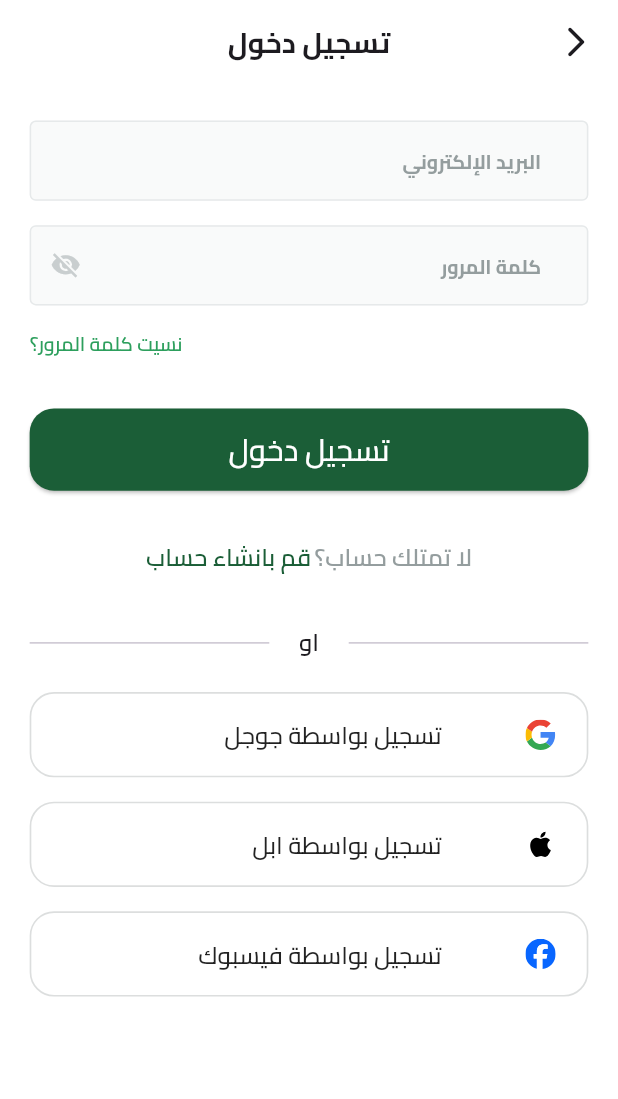
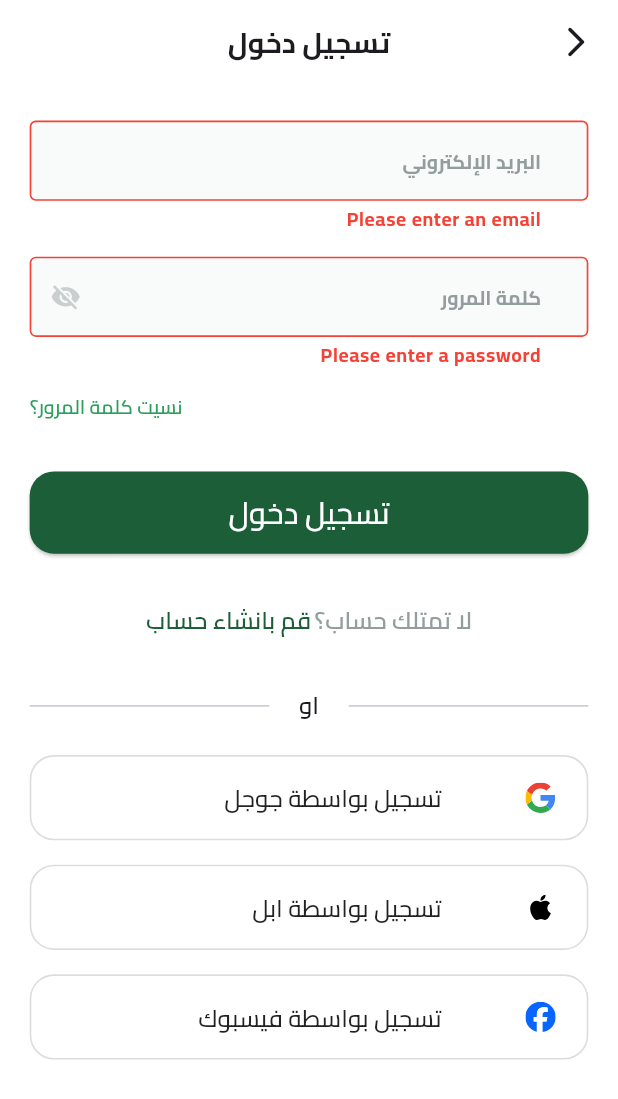
Before and after one commit to zeyad-elaraby/fruits_hub, a Flutter app: the screen it shows after launch, after a tap on "تخط", after a tap on "تسجيل دخول", on a phone screen of 412 x 824 dp. Shown: the top 1099 px of the screen. Run offline on Flutter 3.47's test engine with Material 3 defaults, Android fonts, the phone set to English and light mode, and no system bars; drawn by our look-alikes of modal_progress_hud_nsn; our stand-ins replace awesome_snackbar_content, dartz, dots_indicator, firebase_auth, firebase_core, flutter_bloc and 5 more; missing offline and left inert: flutter_facebook_auth; accounts and stored records are empty; network calls fail.

Commit message:
feat: add google auth , feat: add facebook auth

```diff
--- a/lib/core/helper_functions/route_manager/route_generator.dart
+++ b/lib/core/helper_functions/route_manager/route_generator.dart
@@ -1,7 +1,7 @@
 import 'package:flutter/material.dart';
 import 'package:flutter/widgets.dart';
 import 'package:fruits_hub/core/helper_functions/route_manager/app_routes.dart';
-import 'package:fruits_hub/features/authentication/presentation/views/login_view.dart';
+import 'package:fruits_hub/features/authentication/presentation/views/signin_view.dart';
 import 'package:fruits_hub/features/authentication/presentation/views/signup_view.dart';
 import 'package:fruits_hub/features/on_boarding/presentation/views/on_boarding_view.dart';
 import 'package:fruits_hub/features/splash/presentation/views/splash_view.dart';
@@ -13,7 +13,7 @@ Route<dynamic> onGenerateRoutes(RouteSettings settings) {
     case AppRoutes.onboardingView:
       return MaterialPageRoute(builder: (context) => OnBoardingView());
     case AppRoutes.logInView:
-      return MaterialPageRoute(builder: (context) => LoginView());
+      return MaterialPageRoute(builder: (context) => SigninView());
     case AppRoutes.registerView:
       return MaterialPageRoute(builder: (context) => SignupView());
     default:
--- a/lib/core/services/service_locator.dart
+++ b/lib/core/services/service_locator.dart
@@ -1,6 +1,7 @@
 import 'package:fruits_hub/core/services/firebase_auth_service.dart';
 import 'package:fruits_hub/features/authentication/data/repository/auth_repository.dart';
 import 'package:fruits_hub/features/authentication/domain/repository/base_auth_repository.dart';
+import 'package:fruits_hub/features/authentication/presentation/cubits/signin_cubit/cubit/signin_cubit.dart';
 import 'package:fruits_hub/features/authentication/presentation/cubits/signup_cubit/signup_cubit.dart';
 import 'package:get_it/get_it.dart';
 
@@ -10,6 +11,7 @@ class ServiceLocator {
   void init() {
     ///cubit
     sl.registerFactory(() => SignupCubit(sl()));
+    sl.registerFactory(() => SigninCubit(sl()));
 
     //REPOSITORY
     sl.registerLazySingleton<BaseAuthRepository>(() => AuthRepository(sl()));
--- /dev/null
+++ b/lib/core/utils/validator.dart
@@ -0,0 +1,86 @@
+class MyValidators {
+  static String? displayNamevalidator(String? displayName) {
+    if (displayName == null || displayName.isEmpty) {
+      return 'Display name cannot be empty';
+    }
+    if (displayName.length < 3 || displayName.length > 20) {
+      return 'Display name must be between 3 and 20 characters';
+    }
+
+    return null;
+  }
+
+  static String? emailValidator(String? value) {
+    if (value == null || value.isEmpty) {
+      return 'Please enter an email';
+    }
+    if (!RegExp(
+      r'\b[A-Za-z0-9._%+-]+@[A-Za-z0-9.-]+\.[A-Z|a-z]{2,}\b',
+    ).hasMatch(value)) {
+      return 'Please enter a valid email';
+    }
+    return null;
+  }
+
+  static String? phoneValidator(String? value) {
+    if (value == null || value.isEmpty) {
+      return 'Please enter a phone';
+    }
+    if (!value.startsWith('010')) {
+      return 'Phone number must start with 010';
+    }
+    if (value.length < 11 || value.length > 11) {
+      return 'Phone must be at least 11 characters long';
+    }
+
+    return null;
+  }
+
+  static String? passwordValidator(String? value) {
+    if (value == null || value.isEmpty) {
+      return 'Please enter a password';
+    }
+    if (value.length < 8) {
+      return 'Password must be at least 8 characters long';
+    }
+    return null;
+  }
+
+  static String? nationalIdValidator(String? value) {
+    if (value == null || value.isEmpty) {
+      return 'Please enter a national ID';
+    }
+    if (value.length < 14 || value.length > 14) {
+      return 'National ID must be at least 14 characters long';
+    }
+    return null;
+  }
+
+  static String? repeatPasswordValidator({String? value, String? password}) {
+    if (value != password) {
+      return 'Passwords do not match';
+    }
+    return null;
+  }
+
+  static String? genderValidator({String? value}) {
+    if (value == null || value.isEmpty) {
+      return 'Please enter gender';
+    }
+    return null;
+  }
+
+  static String? imageValidator(String? image) {
+    if (image == null || image.isEmpty) {
+      return 'Image cannot be empty';
+    }
+    return null;
+  }
+
+  static String? tokenValidator(String? val) {
+    if (val == null || val.isEmpty) {
+      return 'Token cannot be empty';
+    }
+    return null;
+  }
+}
--- a/lib/features/authentication/domain/repository/base_auth_repository.dart
+++ b/lib/features/authentication/domain/repository/base_auth_repository.dart
@@ -8,4 +8,10 @@ abstract class BaseAuthRepository {
     String password,
     String name,
   );
+  Future<Either<Failure, UserEntity>> signInWithEmailAndPassword(
+    String email,
+    String password,
+  );
+  Future<Either<Failure, UserEntity>> signInWithGoogle();
+  Future<Either<Failure, UserEntity>> signInWithFacebook();
 }
--- /dev/null
+++ b/lib/features/authentication/presentation/cubits/signin_cubit/cubit/signin_cubit.dart
@@ -0,0 +1,42 @@
+import 'package:flutter_bloc/flutter_bloc.dart';
+import 'package:fruits_hub/features/authentication/data/repository/auth_repository.dart';
+import 'package:fruits_hub/features/authentication/domain/repository/base_auth_repository.dart';
+import 'package:fruits_hub/features/authentication/presentation/cubits/signin_cubit/cubit/signin_state.dart';
+
+class SigninCubit extends Cubit<SigninState> {
+  SigninCubit(this.authRepository) : super(SigninInitial());
+  BaseAuthRepository authRepository;
+
+  Future<void> signinUserWithEmailAndPassword({
+    required String email,
+    required String password,
+  }) async {
+    emit(SigninLoading());
+    var result = await authRepository.signInWithEmailAndPassword(
+      email,
+      password,
+    );
+    result.fold(
+      (failure) => emit(SigninError(message: failure.message)),
+      (userEntity) => emit(SigninSuccess(userEntity: userEntity)),
+    );
+  }
+
+  Future<void> signinWithGoogle() async {
+    emit(SigninLoading());
+    var result = await authRepository.signInWithGoogle();
+    result.fold(
+      (l) => emit(SigninError(message: l.message)),
+      (r) => emit(SigninSuccess(userEntity: r)),
+    );
+  }
+
+  Future<void> signinWithFacebook() async {
+    emit(SigninLoading());
+    var result = await authRepository.signInWithFacebook();
+    result.fold(
+      (l) => emit(SigninError(message: l.message)),
+      (r) => emit(SigninSuccess(userEntity: r)),
+    );
+  }
+}
--- /dev/null
+++ b/lib/features/authentication/presentation/cubits/signin_cubit/cubit/signin_state.dart
@@ -0,0 +1,17 @@
+import 'package:fruits_hub/features/authentication/domain/entities/user_entity.dart';
+
+sealed class SigninState {}
+
+final class SigninInitial extends SigninState {}
+
+final class SigninLoading extends SigninState {}
+
+final class SigninSuccess extends SigninState {
+  final UserEntity userEntity;
+  SigninSuccess({required this.userEntity});
+}
+
+final class SigninError extends SigninState {
+  final String message;
+  SigninError({required this.message});
+}
--- a/lib/features/authentication/presentation/views/login_view.dart
+++ /dev/null
@@ -1,18 +0,0 @@
-import 'package:flutter/material.dart';
-import 'package:fruits_hub/core/utils/app_strings.dart';
-import 'package:fruits_hub/core/utils/app_text_styles.dart';
-import 'package:fruits_hub/core/widgets/custom_app_bar.dart';
-import 'package:fruits_hub/features/authentication/presentation/widgets/login_view_body.dart';
-import 'package:fruits_hub/generated/l10n.dart';
-
-class LoginView extends StatelessWidget {
-  const LoginView({super.key});
-
-  @override
-  Widget build(BuildContext context) {
-    return Scaffold(
-      appBar: CustomAppBar(title: S.of(context).login),
-      body: LoginViewBody(),
-    );
-  }
-}
--- /dev/null
+++ b/lib/features/authentication/presentation/views/signin_view.dart
@@ -0,0 +1,26 @@
+import 'package:flutter/material.dart';
+import 'package:flutter_bloc/flutter_bloc.dart';
+import 'package:fruits_hub/core/services/service_locator.dart';
+import 'package:fruits_hub/core/utils/app_strings.dart';
+import 'package:fruits_hub/core/utils/app_text_styles.dart';
+import 'package:fruits_hub/core/widgets/custom_app_bar.dart';
+import 'package:fruits_hub/features/authentication/presentation/cubits/signin_cubit/cubit/signin_cubit.dart';
+import 'package:fruits_hub/features/authentication/presentation/cubits/signin_cubit/cubit/signin_state.dart';
+import 'package:fruits_hub/features/authentication/presentation/widgets/signin_view_body.dart';
+import 'package:fruits_hub/features/authentication/presentation/widgets/signin_view_body_bloc_consumer.dart';
+import 'package:fruits_hub/generated/l10n.dart';
+
+class SigninView extends StatelessWidget {
+  const SigninView({super.key});
+
+  @override
+  Widget build(BuildContext context) {
+    return Scaffold(
+      appBar: CustomAppBar(title: S.of(context).login),
+      body: BlocProvider(
+        create: (context) => sl<SigninCubit>(),
+        child: SigninViewBodyBlocConsumer(),
+      ),
+    );
+  }
+}
--- a/lib/features/authentication/presentation/widgets/login_view_body.dart
+++ /dev/null
@@ -1,103 +0,0 @@
-import 'package:flutter/material.dart';
-import 'package:flutter_screenutil/flutter_screenutil.dart';
-import 'package:fruits_hub/core/helper_functions/route_manager/app_routes.dart';
-import 'package:fruits_hub/core/utils/app_colors.dart';
-import 'package:fruits_hub/core/utils/app_images.dart';
-import 'package:fruits_hub/core/utils/app_strings.dart';
-import 'package:fruits_hub/core/utils/app_text_styles.dart';
-import 'package:fruits_hub/core/widgets/custom_button.dart';
-import 'package:fruits_hub/core/widgets/custom_text_form_field.dart';
-import 'package:fruits_hub/features/authentication/presentation/widgets/social_auth_button.dart';
-import 'package:fruits_hub/generated/l10n.dart';
-
-class LoginViewBody extends StatelessWidget {
-  const LoginViewBody({super.key});
-  @override
-  Widget build(BuildContext context) {
-    var local = S.of(context);
-    return SingleChildScrollView(
-      padding: EdgeInsetsDirectional.only(top: 24.h, start: 18.w, end: 18.w),
-      child: Column(
-        crossAxisAlignment: CrossAxisAlignment.end,
-        children: [
-          CustomTextField(
-            hintText: local.email,
-            keyBoardType: TextInputType.emailAddress,
-          ),
-          SizedBox(height: 16.h),
-          CustomTextField(
-            hintText: local.password,
-            keyBoardType: TextInputType.visiblePassword,
-            isObscured: true,
-          ),
-          Padding(
-            padding: EdgeInsetsDirectional.only(top: 16.h, bottom: 33.h),
-            child: InkWell(
-              onTap: () {},
-              child: Text(
-                local.forgotPassword,
-                style: TextStyles.semibold13.copyWith(
-                  color: AppColors.lightPrimaryColor,
-                ),
-              ),
-            ),
-          ),
-          CustomElevatedButton(onPressed: () {}, title: local.login),
-          SizedBox(height: 33.h),
-          Row(
-            mainAxisAlignment: MainAxisAlignment.center,
-            children: [
-              Text(
-                local.dontHaveAccount,
-                style: TextStyles.semibold16.copyWith(
-                  color: AppColors.color949D9E,
-                ),
-              ),
-              SizedBox(width: 2.w),
-              InkWell(
-                onTap: () {
-                  Navigator.pushNamed(context, AppRoutes.registerView);
-                },
-                child: Text(
-                  local.createAccount,
-                  style: TextStyles.semibold16.copyWith(
-                    color: AppColors.primaryColor,
-                  ),
-                ),
-              ),
-            ],
-          ),
-          SizedBox(height: 33.h),
-          Row(
-            children: [
-              Expanded(child: Divider()),
-              Padding(
-                padding: EdgeInsets.symmetric(horizontal: 18.w),
-                child: Text(local.or, style: TextStyles.semibold16),
-              ),
-              Expanded(child: Divider()),
-            ],
-          ),
-          SizedBox(height: 21.h),
-          SocialAuthButton(
-            title: local.signInWithGoogle,
-            svgPath: Assets.imagesGoogleIcon,
-            onPressed: () {},
-          ),
-          SizedBox(height: 16.h),
-          SocialAuthButton(
-            title: local.signInWithApple,
-            svgPath: Assets.imagesAppleIcon,
-            onPressed: () {},
-          ),
-          SizedBox(height: 16.h),
-          SocialAuthButton(
-            title: local.signInWithFacebook,
-            svgPath: Assets.imagesFacebookIcon,
-            onPressed: () {},
-          ),
-        ],
-      ),
-    );
-  }
-}
--- /dev/null
+++ b/lib/features/authentication/presentation/widgets/signin_view_body.dart
@@ -0,0 +1,141 @@
+import 'package:flutter/material.dart';
+import 'package:flutter_bloc/flutter_bloc.dart';
+import 'package:flutter_screenutil/flutter_screenutil.dart';
+import 'package:fruits_hub/core/helper_functions/route_manager/app_routes.dart';
+import 'package:fruits_hub/core/utils/app_colors.dart';
+import 'package:fruits_hub/core/utils/app_images.dart';
+import 'package:fruits_hub/core/utils/app_text_styles.dart';
+import 'package:fruits_hub/core/utils/validator.dart';
+import 'package:fruits_hub/core/widgets/custom_button.dart';
+import 'package:fruits_hub/core/widgets/custom_text_form_field.dart';
+import 'package:fruits_hub/features/authentication/presentation/cubits/signin_cubit/cubit/signin_cubit.dart';
+import 'package:fruits_hub/features/authentication/presentation/widgets/social_auth_button.dart';
+import 'package:fruits_hub/generated/l10n.dart';
+
+class SigninViewBody extends StatefulWidget {
+  SigninViewBody({super.key});
+
+  @override
+  State<SigninViewBody> createState() => _SigninViewBodyState();
+}
+
+class _SigninViewBodyState extends State<SigninViewBody> {
+  GlobalKey<FormState> formKey = GlobalKey<FormState>();
+
+  final TextEditingController emailController = TextEditingController();
+
+  final TextEditingController passwordController = TextEditingController();
+
+  @override
+  Widget build(BuildContext context) {
+    var local = S.of(context);
+    return SingleChildScrollView(
+      padding: EdgeInsetsDirectional.only(top: 24.h, start: 18.w, end: 18.w),
+      child: Form(
+        key: formKey,
+        child: Column(
+          crossAxisAlignment: CrossAxisAlignment.end,
+          children: [
+            CustomTextField(
+              validator: (value) => MyValidators.emailValidator(value),
+              controller: emailController,
+              hintText: local.email,
+              keyBoardType: TextInputType.emailAddress,
+            ),
+            SizedBox(height: 16.h),
+            CustomTextField(
+              validator: (value) => MyValidators.passwordValidator(value),
+
+              controller: passwordController,
+              hintText: local.password,
+              keyBoardType: TextInputType.visiblePassword,
+              isObscured: true,
+            ),
+            Padding(
+              padding: EdgeInsetsDirectional.only(top: 16.h, bottom: 33.h),
+              child: InkWell(
+                onTap: () {},
+                child: Text(
+                  local.forgotPassword,
+                  style: TextStyles.semibold13.copyWith(
+                    color: AppColors.lightPrimaryColor,
+                  ),
+                ),
+              ),
+            ),
+            CustomElevatedButton(
+              onPressed: () {
+                if (formKey.currentState!.validate()) {
+                  BlocProvider.of<SigninCubit>(
+                    context,
+                  ).signinUserWithEmailAndPassword(
+                    email: emailController.text,
+                    password: passwordController.text,
+                  );
+                }
+              },
+              title: local.login,
+            ),
+            SizedBox(height: 33.h),
+            Row(
+              mainAxisAlignment: MainAxisAlignment.center,
+              children: [
+                Text(
+                  local.dontHaveAccount,
+                  style: TextStyles.semibold16.copyWith(
+                    color: AppColors.color949D9E,
+                  ),
+                ),
+                SizedBox(width: 2.w),
+                InkWell(
+                  onTap: () {
+                    Navigator.pushNamed(context, AppRoutes.registerView);
+                  },
+                  child: Text(
+                    local.createAccount,
+                    style: TextStyles.semibold16.copyWith(
+                      color: AppColors.primaryColor,
+                    ),
+                  ),
+                ),
+              ],
+            ),
+            SizedBox(height: 33.h),
+            Row(
+              children: [
+                Expanded(child: Divider()),
+                Padding(
+                  padding: EdgeInsets.symmetric(horizontal: 18.w),
+                  child: Text(local.or, style: TextStyles.semibold16),
+                ),
+                Expanded(child: Divider()),
+              ],
+            ),
+            SizedBox(height: 21.h),
+            SocialAuthButton(
+              title: local.signInWithGoogle,
+              svgPath: Assets.imagesGoogleIcon,
+              onPressed: () {
+                BlocProvider.of<SigninCubit>(context).signinWithGoogle();
+              },
+            ),
+            SizedBox(height: 16.h),
+            SocialAuthButton(
+              title: local.signInWithApple,
+              svgPath: Assets.imagesAppleIcon,
+              onPressed: () {},
+            ),
+            SizedBox(height: 16.h),
+            SocialAuthButton(
+              title: local.signInWithFacebook,
+              svgPath: Assets.imagesFacebookIcon,
+              onPressed: () {
+                BlocProvider.of<SigninCubit>(context).signinWithFacebook();
+              },
+            ),
+          ],
+        ),
+      ),
+    );
+  }
+}
--- /dev/null
+++ b/lib/features/authentication/presentation/widgets/signin_view_body_bloc_consumer.dart
@@ -0,0 +1,42 @@
+import 'package:awesome_snackbar_content/awesome_snackbar_content.dart';
+import 'package:flutter/material.dart';
+import 'package:flutter_bloc/flutter_bloc.dart';
+import 'package:fruits_hub/core/widgets/custom_snack_bar.dart';
+import 'package:fruits_hub/features/authentication/presentation/cubits/signin_cubit/cubit/signin_cubit.dart';
+import 'package:fruits_hub/features/authentication/presentation/cubits/signin_cubit/cubit/signin_state.dart';
+import 'package:fruits_hub/features/authentication/presentation/widgets/signin_view_body.dart';
+import 'package:modal_progress_hud_nsn/modal_progress_hud_nsn.dart';
+
+class SigninViewBodyBlocConsumer extends StatelessWidget {
+  const SigninViewBodyBlocConsumer({super.key});
+
+  @override
+  Widget build(BuildContext context) {
+    return BlocConsumer<SigninCubit, SigninState>(
+      listener: (context, state) {
+        if (state is SigninSuccess) {
+          customSnackBar(
+            context: context,
+            title: 'Success',
+            message: 'Account signed in successfully',
+            contentType: ContentType.success,
+          );
+        }
+        if (state is SigninError) {
+          customSnackBar(
+            context: context,
+            title: 'Error',
+            message: state.message,
+            contentType: ContentType.failure,
+          );
+        }
+      },
+      builder: (context, state) {
+        return ModalProgressHUD(
+          inAsyncCall: state is SigninLoading,
+          child: SigninViewBody(),
+        );
+      },
+    );
+  }
+}
--- a/pubspec.yaml
+++ b/pubspec.yaml
@@ -37,11 +37,13 @@ dependencies:
   flutter:
     sdk: flutter
   flutter_bloc: ^9.1.1
+  flutter_facebook_auth: ^7.1.2
   flutter_localizations:
     sdk: flutter
   flutter_screenutil: ^5.9.3
   flutter_svg: ^2.2.1
   get_it: ^8.2.0
+  google_sign_in: ^6.3.0
   modal_progress_hud_nsn: ^0.5.1
   shared_preferences: ^2.5.3
 
```
Also changed, not shown: lib/core/services/firebase_auth_service.dart (+50 -6 lines), lib/features/authentication/data/repository/auth_repository.dart (+60 -1 lines), pubspec.lock, 8 other files.
